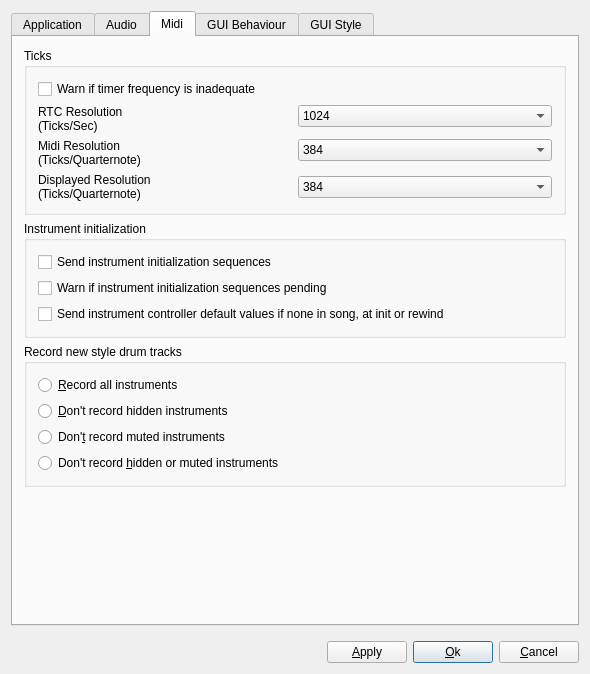
First picture: the form in muse3/muse/widgets/gensetbase.ui, repository emrum/muse, before the edit.
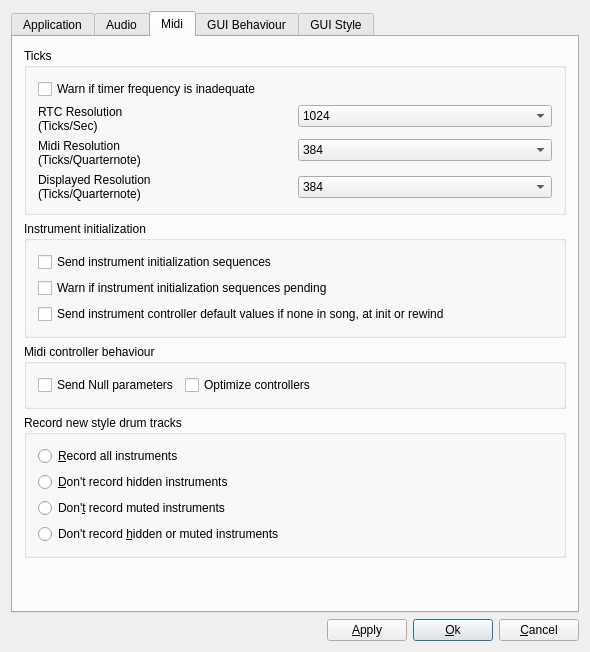
Second picture: the form after the edit. The open tabs and pages were chosen to show the change.

Commit message: Remove instrument null param values. Add config midiOptimizeControllers and midiSendNullParameters.

Patch:
```diff
--- a/muse3/muse/widgets/gensetbase.ui
+++ b/muse3/muse/widgets/gensetbase.ui
@@ -7,7 +7,7 @@
     <x>0</x>
     <y>0</y>
     <width>590</width>
-    <height>674</height>
+    <height>636</height>
    </rect>
   </property>
   <property name="windowTitle">
@@ -1043,88 +1043,8 @@
       <attribute name="title">
        <string>Midi</string>
       </attribute>
-      <layout class="QGridLayout" name="gridLayout_7">
-       <item row="2" column="0">
-        <widget class="QGroupBox" name="groupBox_3">
-         <property name="title">
-          <string>Record new style drum tracks</string>
-         </property>
-         <layout class="QVBoxLayout" name="verticalLayout_5">
-          <item>
-           <widget class="QRadioButton" name="recordAllButton">
-            <property name="text">
-             <string>&amp;Record all instruments</string>
-            </property>
-           </widget>
-          </item>
-          <item>
-           <widget class="QRadioButton" name="dontRecHiddenButton">
-            <property name="text">
-             <string>&amp;Don't record hidden instruments</string>
-            </property>
-           </widget>
-          </item>
-          <item>
-           <widget class="QRadioButton" name="dontRecMutedButton">
-            <property name="text">
-             <string>Don'&amp;t record muted instruments</string>
-            </property>
-           </widget>
-          </item>
-          <item>
-           <widget class="QRadioButton" name="dontRecBothButton">
-            <property name="text">
-             <string>Don't record &amp;hidden or muted instruments</string>
-            </property>
-           </widget>
-          </item>
-         </layout>
-        </widget>
-       </item>
-       <item row="1" column="0">
-        <widget class="QGroupBox" name="groupBox_5">
-         <property name="title">
-          <string>Instrument initialization</string>
-         </property>
-         <layout class="QVBoxLayout" name="verticalLayout">
-          <item>
-           <widget class="QCheckBox" name="midiSendInit">
-            <property name="text">
-             <string>Send instrument initialization sequences</string>
-            </property>
-           </widget>
-          </item>
-          <item>
-           <widget class="QCheckBox" name="midiWarnInitPending">
-            <property name="text">
-             <string>Warn if instrument initialization sequences pending</string>
-            </property>
-           </widget>
-          </item>
-          <item>
-           <widget class="QCheckBox" name="midiSendCtlDefaults">
-            <property name="text">
-             <string>Send instrument controller default values if none in song, at init or rewind</string>
-            </property>
-           </widget>
-          </item>
-         </layout>
-        </widget>
-       </item>
-       <item row="3" column="0">
-        <spacer name="verticalSpacer_3">
-         <property name="orientation">
-          <enum>Qt::Vertical</enum>
-         </property>
-         <property name="sizeHint" stdset="0">
-          <size>
-           <width>191</width>
-           <height>166</height>
-          </size>
-         </property>
-        </spacer>
-       </item>
-       <item row="0" column="0">
+      <layout class="QVBoxLayout" name="verticalLayout_2">
+       <item>
         <widget class="QGroupBox" name="GroupBox2">
          <property name="title">
           <string>Ticks</string>
@@ -1329,6 +1249,153 @@
          </layout>
         </widget>
        </item>
+       <item>
+        <widget class="QGroupBox" name="groupBox_5">
+         <property name="title">
+          <string>Instrument initialization</string>
+         </property>
+         <layout class="QVBoxLayout" name="verticalLayout">
+          <item>
+           <widget class="QCheckBox" name="midiSendInit">
+            <property name="text">
+             <string>Send instrument initialization sequences</string>
+            </property>
+           </widget>
+          </item>
+          <item>
+           <widget class="QCheckBox" name="midiWarnInitPending">
+            <property name="text">
+             <string>Warn if instrument initialization sequences pending</string>
+            </property>
+           </widget>
+          </item>
+          <item>
+           <widget class="QCheckBox" name="midiSendCtlDefaults">
+            <property name="text">
+             <string>Send instrument controller default values if none in song, at init or rewind</string>
+            </property>
+           </widget>
+          </item>
+         </layout>
+        </widget>
+       </item>
+       <item>
+        <widget class="QGroupBox" name="groupBox_6">
+         <property name="title">
+          <string>Midi controller behaviour</string>
+         </property>
+         <layout class="QHBoxLayout" name="horizontalLayout_4">
+          <item>
+           <widget class="QCheckBox" name="sendNullParamsCB">
+            <property name="toolTip">
+             <string>Send Null parameters after an (N)RPN value</string>
+            </property>
+            <property name="whatsThis">
+             <string>If set, 'null' parameter numbers will be 
+ sent after each RPN/NRPN event. 
+(A 'null' parameter number is 127.)
+This prevents subsequent rogue or accidental 
+ 'data' events (without parameters) from 
+ corrupting the current RPN/NRPN controller.
+Normally it is OK to leave this unset, but use it 
+ if there is a possibility of such 'data' events.
+If this is set, the 'Optimize controllers' setting 
+ does not affect these controllers' parameters,
+ only the H/L values.</string>
+            </property>
+            <property name="text">
+             <string>Send Null parameters</string>
+            </property>
+           </widget>
+          </item>
+          <item>
+           <widget class="QCheckBox" name="optimizeControllersCB">
+            <property name="toolTip">
+             <string>Don't send redundant parameters or values</string>
+            </property>
+            <property name="whatsThis">
+             <string>If set, redundant H/L parameters or H/L values
+ are not sent. They are sent only if they changed.
+This can save midi interface bandwidth.
+But it is possible the receiving device might miss
+ the previous changes (for example if the device 
+ is turned on after they were sent).
+The 'Panic' button will force them to be resent.
+Certain operations will also force them to be resent,
+ such as clicking a GUI midi control (but not while 
+ adjusting it).</string>
+            </property>
+            <property name="text">
+             <string>Optimize controllers</string>
+            </property>
+           </widget>
+          </item>
+          <item>
+           <spacer name="horizontalSpacer">
+            <property name="orientation">
+             <enum>Qt::Horizontal</enum>
+            </property>
+            <property name="sizeHint" stdset="0">
+             <size>
+              <width>40</width>
+              <height>20</height>
+             </size>
+            </property>
+           </spacer>
+          </item>
+         </layout>
+        </widget>
+       </item>
+       <item>
+        <widget class="QGroupBox" name="groupBox_3">
+         <property name="title">
+          <string>Record new style drum tracks</string>
+         </property>
+         <layout class="QVBoxLayout" name="verticalLayout_5">
+          <item>
+           <widget class="QRadioButton" name="recordAllButton">
+            <property name="text">
+             <string>&amp;Record all instruments</string>
+            </property>
+           </widget>
+          </item>
+          <item>
+           <widget class="QRadioButton" name="dontRecHiddenButton">
+            <property name="text">
+             <string>&amp;Don't record hidden instruments</string>
+            </property>
+           </widget>
+          </item>
+          <item>
+           <widget class="QRadioButton" name="dontRecMutedButton">
+            <property name="text">
+             <string>Don'&amp;t record muted instruments</string>
+            </property>
+           </widget>
+          </item>
+          <item>
+           <widget class="QRadioButton" name="dontRecBothButton">
+            <property name="text">
+             <string>Don't record &amp;hidden or muted instruments</string>
+            </property>
+           </widget>
+          </item>
+         </layout>
+        </widget>
+       </item>
+       <item>
+        <spacer name="verticalSpacer_3">
+         <property name="orientation">
+          <enum>Qt::Vertical</enum>
+         </property>
+         <property name="sizeHint" stdset="0">
+          <size>
+           <width>191</width>
+           <height>166</height>
+          </size>
+         </property>
+        </spacer>
+       </item>
       </layout>
      </widget>
      <widget class="QWidget" name="tab3">
```
Left out of the diff: 15 changed lines with no effect on the pictures. The commit also changes 34 other files.
